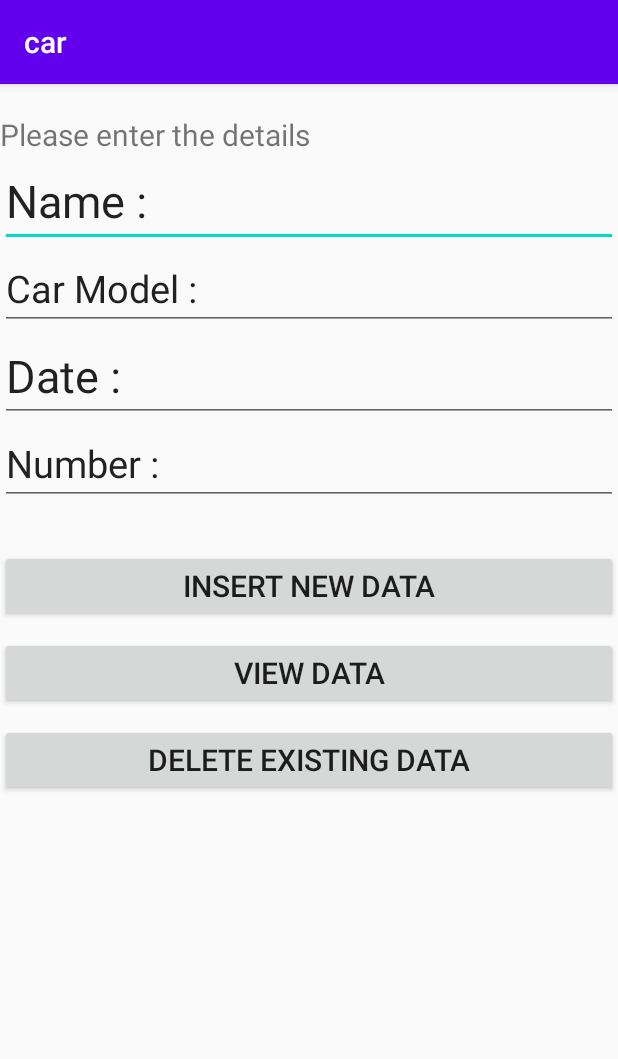
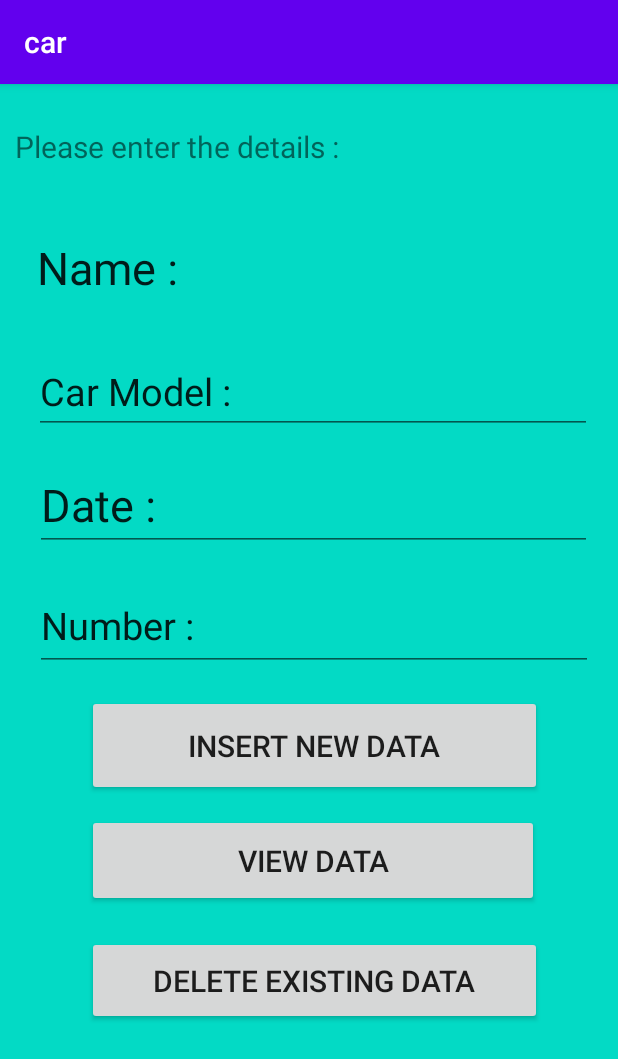
Before and after one commit to sayekhabibi/pro, an Android app: the MainActivity2 screen opened directly, with no data from a screen before it, on a phone screen of 412 x 824 dp. Shown: the top 1059 px of the screen. Run offline under Robolectric (Android 15) with nearby library versions, the phone set to English and light mode, and no system bars.

Commit message:
Changed the design a bit

```diff
--- a/app/src/main/java/com/example/car/MainActivity2.java
+++ b/app/src/main/java/com/example/car/MainActivity2.java
@@ -1,10 +1,13 @@
 package com.example.car;
 
+import android.database.Cursor;
+import android.support.v7.app.AlertDialog;
 import android.support.v7.app.AppCompatActivity;
 import android.os.Bundle;
 import android.view.View;
 import android.widget.Button;
 import android.widget.EditText;
+import android.widget.Toast;
 
 public class MainActivity2 extends AppCompatActivity {
 
--- a/app/src/main/java/com/example/car/database.java
+++ b/app/src/main/java/com/example/car/database.java
@@ -1,6 +1,8 @@
 package com.example.car;
 
+import android.content.ContentValues;
 import android.content.Context;
+import android.database.Cursor;
 import android.database.sqlite.SQLiteDatabase;
 import android.database.sqlite.SQLiteOpenHelper;
 import android.support.annotation.Nullable;
--- a/app/src/main/res/layout/activity_main.xml
+++ b/app/src/main/res/layout/activity_main.xml
@@ -1,24 +1,35 @@
 <?xml version="1.0" encoding="utf-8"?>
-<LinearLayout xmlns:android="http://schemas.android.com/apk/res/android"
+<android.support.constraint.ConstraintLayout xmlns:android="http://schemas.android.com/apk/res/android"
     xmlns:app="http://schemas.android.com/apk/res-auto"
     xmlns:tools="http://schemas.android.com/tools"
+    android:id="@+id/linearLayout"
     android:layout_width="match_parent"
     android:layout_height="match_parent"
-    android:orientation="vertical"
+    android:background="@color/teal_200"
     tools:context=".MainActivity">
 
-    <TextView
+    <ImageView
+        android:id="@+id/imageView"
         android:layout_width="wrap_content"
         android:layout_height="wrap_content"
-        android:text="Hello World!"
-        />
+        app:layout_constraintEnd_toEndOf="parent"
+        app:layout_constraintStart_toStartOf="parent"
+        app:layout_constraintTop_toTopOf="parent"
+        app:srcCompat="@drawable/background"
+        android:contentDescription="TODO" />
+
     <Button
         android:id="@+id/btnInsert"
-        android:layout_width="match_parent"
-        android:layout_height="wrap_content"
+        android:layout_width="338dp"
+        android:layout_height="56dp"
+        android:layout_margin="12dp"
+        android:text="Insert New Data"
         android:textSize="24dp"
-        android:text="Insert New Data"
-        android:layout_marginTop="30dp"
-        />
+        app:layout_constraintBottom_toBottomOf="parent"
+        app:layout_constraintEnd_toEndOf="parent"
+        app:layout_constraintHorizontal_bias="0.493"
+        app:layout_constraintStart_toStartOf="parent"
+        app:layout_constraintTop_toBottomOf="@+id/imageView"
+        app:layout_constraintVertical_bias="0.0" />
 
-</LinearLayout>
+</android.support.constraint.ConstraintLayout>
--- a/app/src/main/res/layout/activity_main2.xml
+++ b/app/src/main/res/layout/activity_main2.xml
@@ -1,77 +1,111 @@
 <?xml version="1.0" encoding="utf-8"?>
-<LinearLayout xmlns:android="http://schemas.android.com/apk/res/android"
+<android.support.constraint.ConstraintLayout xmlns:android="http://schemas.android.com/apk/res/android"
     xmlns:app="http://schemas.android.com/apk/res-auto"
     xmlns:tools="http://schemas.android.com/tools"
+    android:id="@+id/linearLayout2"
     android:layout_width="match_parent"
     android:layout_height="match_parent"
-    android:orientation="vertical"
+    android:background="@color/teal_200"
     tools:context=".MainActivity">
 
 
     <TextView
         android:id="@+id/text_title"
-        android:layout_width="match_parent"
-        android:layout_height="wrap_content"
-        android:text="Please enter the details"
+        android:layout_width="392dp"
+        android:layout_height="40dp"
+        android:layout_marginTop="28dp"
+        android:text="Please enter the details :"
         android:textSize="20dp"
-        android:layout_marginTop="20dp"/>
+        app:layout_constraintBottom_toBottomOf="parent"
+        app:layout_constraintEnd_toEndOf="parent"
+        app:layout_constraintStart_toStartOf="parent"
+        app:layout_constraintTop_toTopOf="parent"
+        app:layout_constraintVertical_bias="0.0" />
 
     <EditText
         android:id="@+id/et1"
-        android:layout_width="match_parent"
-        android:layout_height="wrap_content"
+        android:layout_width="376dp"
+        android:layout_height="61dp"
+        android:layout_marginTop="24dp"
         android:text="Name :"
         android:textSize="30dp"
-        />
+        app:layout_constraintEnd_toEndOf="@+id/text_title"
+        app:layout_constraintHorizontal_bias="0.687"
+        app:layout_constraintStart_toStartOf="@+id/text_title"
+        app:layout_constraintTop_toBottomOf="@+id/text_title" />
+
     <EditText
 
-        android:layout_width="match_parent"
-        android:layout_height="wrap_content"
+        android:id="@+id/et2"
+        android:layout_width="372dp"
+        android:layout_height="56dp"
+        android:layout_marginTop="24dp"
         android:text="Car Model :"
         android:textSize="25dp"
-        android:id="@+id/et2"
-        />
+        app:layout_constraintEnd_toEndOf="@+id/et1"
+        app:layout_constraintStart_toStartOf="@+id/et1"
+        app:layout_constraintTop_toBottomOf="@+id/et1" />
+
     <EditText
-        android:layout_width="match_parent"
-        android:layout_height="wrap_content"
+        android:id="@+id/et3"
+        android:layout_width="371dp"
+        android:layout_height="58dp"
+        android:layout_marginTop="20dp"
         android:text="Date :"
         android:textSize="30dp"
-        android:id="@+id/et3"
-        />
+        app:layout_constraintEnd_toEndOf="@+id/et2"
+        app:layout_constraintHorizontal_bias="1.0"
+        app:layout_constraintStart_toStartOf="@+id/et2"
+        app:layout_constraintTop_toBottomOf="@+id/et2" />
+
     <EditText
         android:id="@+id/et4"
-        android:layout_width="match_parent"
-        android:layout_height="wrap_content"
+        android:layout_width="372dp"
+        android:layout_height="60dp"
+        android:layout_marginTop="20dp"
         android:text="Number :"
         android:textSize="25dp"
-        />
+        app:layout_constraintEnd_toEndOf="@+id/et3"
+        app:layout_constraintHorizontal_bias="0.0"
+        app:layout_constraintStart_toStartOf="@+id/et3"
+        app:layout_constraintTop_toBottomOf="@+id/et3" />
+
     <Button
         android:id="@+id/bt1"
-        android:layout_width="match_parent"
-        android:layout_height="wrap_content"
+        android:layout_width="303dp"
+        android:layout_height="67dp"
+        android:layout_marginTop="16dp"
+        android:text="Insert New Data"
         android:textSize="20dp"
-        android:text="Insert New Data"
-        android:layout_marginTop="30dp"
-        />
+        app:layout_constraintEnd_toEndOf="@+id/et4"
+        app:layout_constraintHorizontal_bias="0.507"
+        app:layout_constraintStart_toStartOf="@+id/et4"
+        app:layout_constraintTop_toBottomOf="@+id/et4" />
+
     <Button
         android:id="@+id/bt2"
-        android:layout_width="match_parent"
-        android:layout_height="wrap_content"
+        android:layout_width="301dp"
+        android:layout_height="62dp"
+        android:layout_marginTop="12dp"
+        android:text="View Data"
         android:textSize="20dp"
-        android:text="View Data"
-        android:layout_marginTop="10dp"
-        />
+        app:layout_constraintEnd_toEndOf="@+id/bt1"
+        app:layout_constraintHorizontal_bias="0.0"
+        app:layout_constraintStart_toStartOf="@+id/bt1"
+        app:layout_constraintTop_toBottomOf="@+id/bt1" />
+
     <Button
         android:id="@+id/bt3"
-        android:layout_width="match_parent"
-        android:layout_height="wrap_content"
+        android:layout_width="303dp"
+        android:layout_height="59dp"
+        android:text="Delete Existing Data"
         android:textSize="20dp"
-        android:text="Delete Existing Data"
-        android:layout_marginTop="10dp"
-        />
+        app:layout_constraintBottom_toBottomOf="parent"
+        app:layout_constraintEnd_toEndOf="@+id/bt2"
+        app:layout_constraintHorizontal_bias="0.0"
+        app:layout_constraintStart_toStartOf="@+id/bt2"
+        app:layout_constraintTop_toBottomOf="@+id/bt2"
+        app:layout_constraintVertical_bias="0.122" />
 
 
-
-
-
-</LinearLayout>
+</android.support.constraint.ConstraintLayout>
```
Also changed, not shown: app/src/main/res/drawable/background.png (added), gradle/wrapper/gradle-wrapper.properties (deleted), 1 other file.
